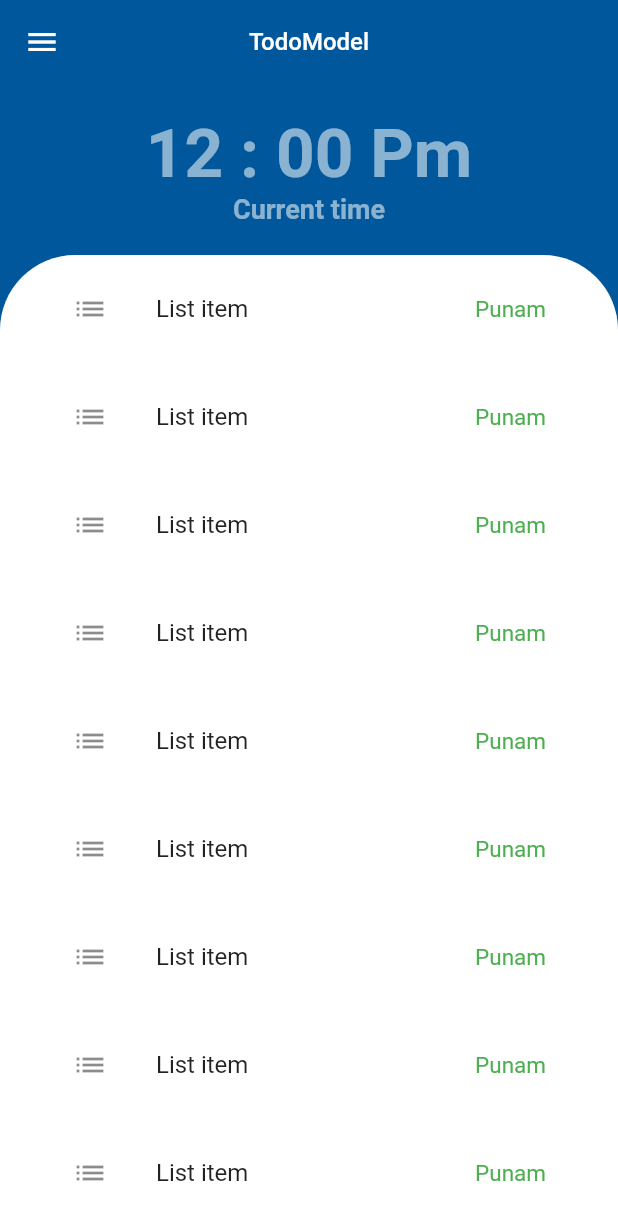
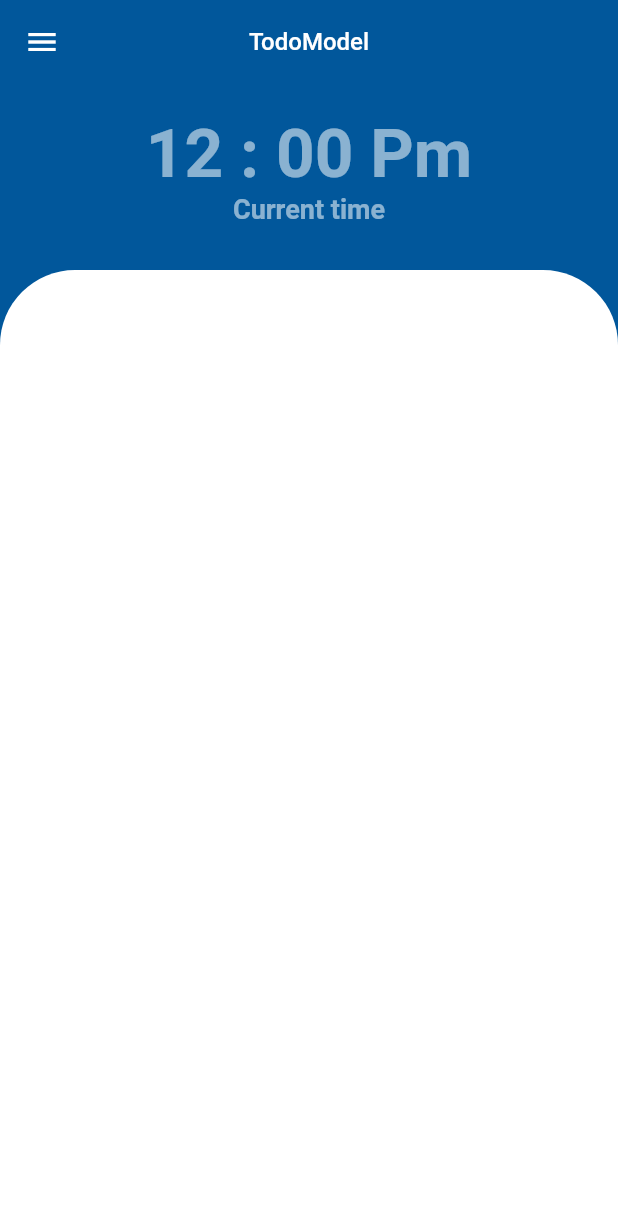
Before and after one commit to Delarram/provide, a Flutter app: the screen it shows after launch, on a phone screen of 412 x 824 dp. Shown: the top 1220 px of the screen. Run offline on Flutter 3.47's test engine with Material 2 defaults, Android fonts, the phone set to English and light mode, and no system bars.

Commit message:
have built models

```diff
--- /dev/null
+++ b/lib/models/taskmodel.dart
@@ -0,0 +1,10 @@
+class TaskModel {
+  String title;
+  String detail;
+  String icon;
+
+  String get getTitle => title;
+  String get getDetail => detail;
+  String get getIcon => icon;
+  TaskModel({required this.title,required this.detail,required this.icon});
+}
--- /dev/null
+++ b/lib/models/todo_model.dart
@@ -0,0 +1,21 @@
+
+import 'package:easyapproach/models/taskmodel.dart';
+import 'package:flutter/cupertino.dart';
+
+class TodoModel extends ChangeNotifier{
+  int index = 0;
+  List<TaskModel> taskList = [];
+
+  addTaskInList(){
+    TaskModel taskModel = TaskModel(title: taskList.length.toString(),detail: taskList.length.toString(),icon: taskList.length.toString());
+    taskList.add(taskModel);
+    notifyListeners();
+  }
+
+ // void reset(){
+   // TaskModel taskModel = TaskModel(title: taskList.length.toString(),detail: taskList.length.toString(),icon: taskList.length.toString());
+     //taskList.clear();
+    //notifyListeners();
+//  }
+
+}
--- a/lib/view/my_home_page.dart
+++ b/lib/view/my_home_page.dart
@@ -1,4 +1,6 @@
+import 'package:easyapproach/models/todo_model.dart';
 import 'package:flutter/material.dart';
+import 'package:provider/provider.dart';
 
 class MyHomePage extends StatelessWidget {
   const MyHomePage({Key? key}) : super(key: key);
@@ -11,7 +13,7 @@ class MyHomePage extends StatelessWidget {
         elevation: 0,
         backgroundColor: Colors.lightBlue[900],
         centerTitle: true,
-        title: Text("TodoModel",style: const TextStyle(fontSize: 16,fontFamily: "roboto"),
+        title: const Text("TodoModel",style: TextStyle(fontSize: 16,fontFamily: "roboto"),
         ),
         leading: IconButton(
           onPressed: () {},
@@ -34,7 +36,7 @@ class MyHomePage extends StatelessWidget {
             ],
           ),
           const SizedBox(
-            height: 20,
+            height: 30,
           ),
           Container(
             height: 700,
@@ -44,25 +46,72 @@ class MyHomePage extends StatelessWidget {
              Radius.circular(50),topRight: Radius.circular(50)
              )
            ),
-            child: ListView.builder(
+             child: Consumer<TodoModel>
+               (builder: ((context, todo, child) =>
+                ListView.builder(
+                  scrollDirection: Axis.vertical,
                     shrinkWrap: true,
-                itemCount: 110,
+                    itemCount: todo.taskList.length,
                     itemBuilder:(context,index)=>
-                     const Padding(
-                       padding: EdgeInsets.only(left: 32, right: 32, top: 8, bottom: 8),
+                        Padding(
+                          padding: const EdgeInsets.all(15.0),
+                          child: Row(
+                            mainAxisAlignment: MainAxisAlignment.spaceBetween,
+
+                            children: [
+                              CircleAvatar(
+                                backgroundImage:  AssetImage("assets/earth.png"),backgroundColor: Colors.transparent,
+                                radius: 35,
+
+
+                                onBackgroundImageError: (e, s) {
+                                  debugPrint('image issue, $e,$s');
+                                },
+                              ),
+                          SizedBox(width: 30,),
+                          Expanded(
                             child: ListTile(
-                           leading: Icon(Icons.list),
-                           trailing: Text("Punam",
-                             style: TextStyle(
-                                 color: Colors.green,fontSize: 15),),
-                           title:Text("List item ")
+                              title: Text("This is todo ${todo.taskList[index].title}",style: const TextStyle(fontSize: 15,fontWeight: FontWeight.bold),
+                              ),
+                              subtitle: Text("This is todo ${todo.taskList[index].detail}",style: const TextStyle(fontSize: 15,fontWeight: FontWeight.bold),
+                              ),
+                              trailing: Icon(Icons.check_circle, color: Colors.greenAccent,),
+                            ),
+                          ),
+                            ],
                           ),
                         )
                 )
              ),
+             ),
+            ),
 
         ],
       ),
+    //  floatingActionButton: FloatingActionButton(
+      //  child: Icon(Icons.add),
+        //onPressed: (){
+          //Provider.of<TodoModel>(context,listen: false).addTaskInList();
+        //},
+      //),
+    //  floatingActionButton: Row(
+      //  mainAxisAlignment: MainAxisAlignment.end,
+        //children: [
+         // FloatingActionButton(onPressed: (){
+           // Provider.of<TodoModel>(context,listen: false).reset();
+          //},
+          //backgroundColor: Colors.lightBlue[900],
+            //child: Icon(Icons.exposure_zero_rounded,color: Colors.white,size: 30,),
+          //),
+          //const SizedBox(width: 30,),
+          //FloatingActionButton(onPressed: (){
+            //Provider.of<TodoModel>(context,listen: false).addTaskInList();
+          //},
+          //backgroundColor: Colors.lightBlue[900],
+          //child:  Icon(Icons.add,color: Colors.white,size: 30,),
+          //)
+        //],
+      //),
     );
   }
 }
--- a/pubspec.yaml
+++ b/pubspec.yaml
@@ -34,6 +34,7 @@ dependencies:
   # The following adds the Cupertino Icons font to your application.
   # Use with the CupertinoIcons class for iOS style icons.
   cupertino_icons: ^1.0.2
+  provider: ^6.0.2
 
 dev_dependencies:
   flutter_test:
@@ -56,6 +57,9 @@ flutter:
   # included with your application, so that you can use the icons in
   # the material Icons class.
   uses-material-design: true
+
+  assets:
+    - assets/
 
   # To add assets to your application, add an assets section, like this:
   # assets:
```
Also changed, not shown: lib/main.dart (+7 -1 lines), assets/earth.png (added), pubspec.lock. Lines whose indentation alone changed are shown as unchanged.
